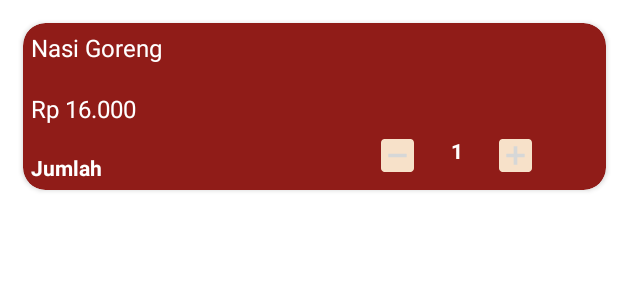
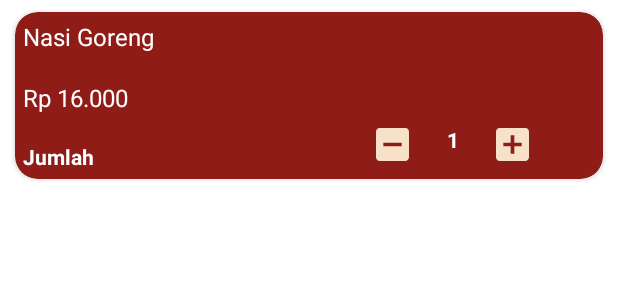
Before and after one commit to ZianTsabit/if3210-2023-android-mlk, an Android app: the layout bucket_row.xml on its own in the app's theme, with its tools: preview values and no code run, on a phone screen of 412 x 824 dp. Shown: the top 300 px of the screen. Run offline under Robolectric (Android 15) with nearby library versions, the phone set to English and light mode, and no system bars.

Commit message:
fix: layout for bucket fragment

```diff
--- a/app/src/main/res/layout/bucket_row.xml
+++ b/app/src/main/res/layout/bucket_row.xml
@@ -8,10 +8,10 @@
     <androidx.cardview.widget.CardView
         android:layout_width="match_parent"
         android:layout_height="wrap_content"
-        android:layout_marginTop="15dp"
-        android:layout_marginBottom="15dp"
-        android:layout_marginStart="15dp"
-        android:layout_marginEnd="8dp"
+        android:layout_marginTop="8dp"
+        android:layout_marginBottom="4dp"
+        android:layout_marginLeft="10dp"
+        android:layout_marginRight="10dp"
         app:cardCornerRadius="15dp"
         app:cardBackgroundColor="@color/maroon_red"
         app:layout_constraintBottom_toBottomOf="parent"
@@ -73,6 +73,7 @@
                 app:layout_constraintStart_toStartOf="parent"
                 app:layout_constraintTop_toTopOf="parent"
                 app:layout_constraintVertical_bias="0.898"
+                android:background="@color/maroon_red"
                 app:srcCompat="@drawable/plus" />
 
             <ImageButton
@@ -86,6 +87,7 @@
                 app:layout_constraintStart_toStartOf="parent"
                 app:layout_constraintTop_toTopOf="parent"
                 app:layout_constraintVertical_bias="0.898"
+                android:background="@color/maroon_red"
                 app:srcCompat="@drawable/vector" />
 
             <TextView
```
Also changed, not shown: app/src/main/res/layout/fragment_bucket.xml (+6 -6 lines).
